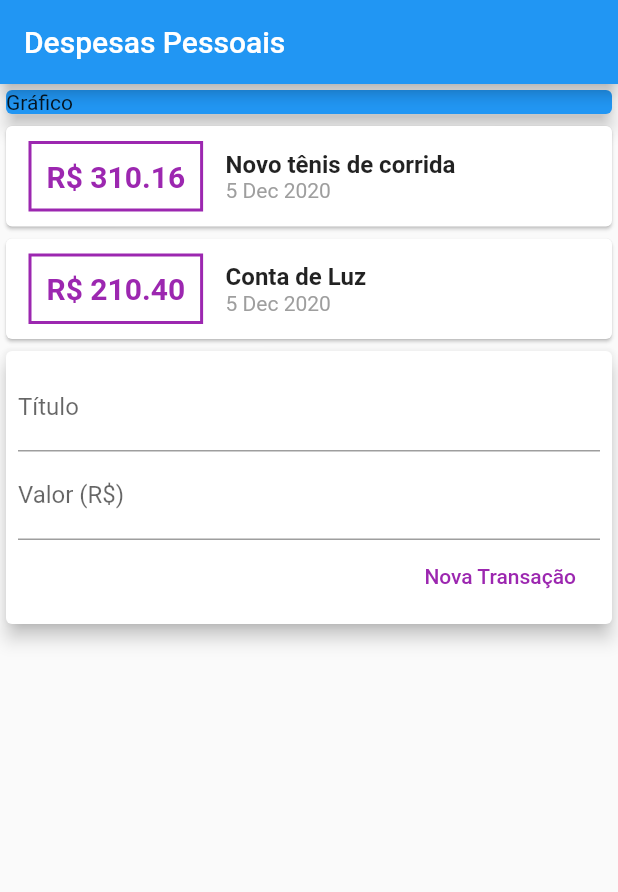
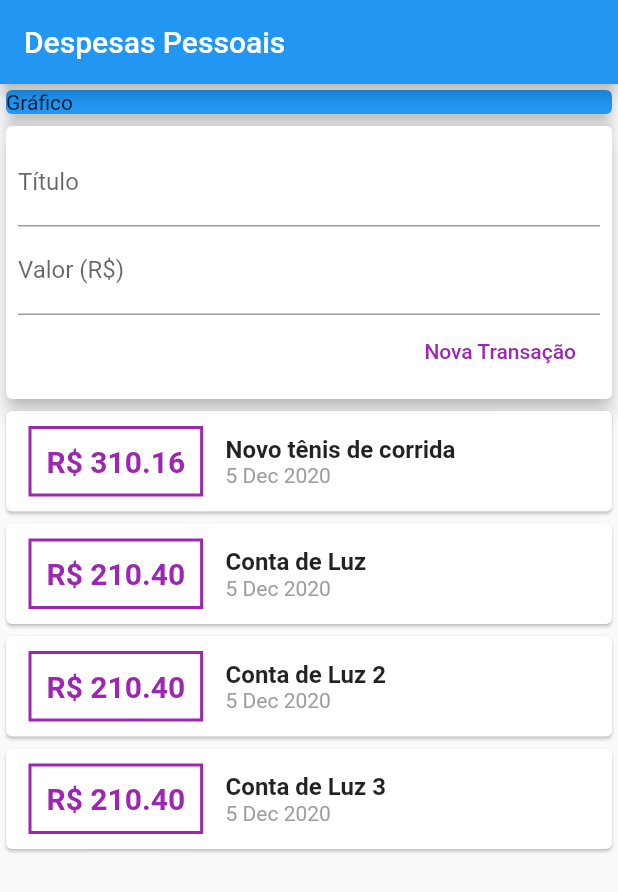
Before and after one commit to andrecostaa/expenses-flutter, a Flutter app: the screen it shows after launch, on a phone screen of 412 x 824 dp. Shown: the top 892 px of the screen. Run offline on Flutter 3.47's test engine with Material 2 defaults, Android fonts, the phone set to English and light mode, and no system bars.

Commit message:
- add o SingleChildScrollView para resolver o problema do overflow na tela. - inserindo o listView.builder para a construção da lista com melhor desempenho (consumindo menos memoria do device).

```diff
--- a/lib/components/transaction_list.dart
+++ b/lib/components/transaction_list.dart
@@ -10,8 +10,12 @@ class TransactionList extends StatelessWidget {
 
   @override
   Widget build(BuildContext context) {
-    return Column(
-      children: transactions.map((tr) {
+    return Container(
+      height: 300,
+      child: ListView.builder(
+        itemCount: transactions.length,
+        itemBuilder: (ctx, index) {
+          final tr = transactions[index];
           return Card(
             child: Row(
               children: [
@@ -57,7 +61,8 @@ class TransactionList extends StatelessWidget {
               ],
             ),
           );
-      }).toList(),
+        },
+      ),
     );
   }
 }
--- a/lib/components/transaction_user.dart
+++ b/lib/components/transaction_user.dart
@@ -25,6 +25,30 @@ class _TransactionUserState extends State<TransactionUser> {
       value: 210.40,
       date: DateTime.now(),
     ),
+    Transaction(
+      id: 't2',
+      title: 'Conta de Luz 2',
+      value: 210.40,
+      date: DateTime.now(),
+    ),
+    Transaction(
+      id: 't2',
+      title: 'Conta de Luz 3 ',
+      value: 210.40,
+      date: DateTime.now(),
+    ),
+    Transaction(
+      id: 't2',
+      title: 'Conta de Luz 4',
+      value: 210.40,
+      date: DateTime.now(),
+    ),
+    Transaction(
+      id: 't2',
+      title: 'Conta de Luz 5',
+      value: 210.40,
+      date: DateTime.now(),
+    ),
   ];
 
   _addTransaction(String title, double value) {
@@ -44,8 +68,8 @@ class _TransactionUserState extends State<TransactionUser> {
   Widget build(BuildContext context) {
     return Column(
       children: [
+        TransactionForm(_addTransaction),
         TransactionList(_transactions),
-        TransactionForm(_addTransaction),
       ],
     );
   }
--- a/lib/main.dart
+++ b/lib/main.dart
@@ -19,7 +19,8 @@ class MyHomePage extends StatelessWidget {
       appBar: AppBar(
         title: Text('Despesas Pessoais'),
       ),
-      body: Column(
+      body: SingleChildScrollView(
+        child: Column(
           crossAxisAlignment: CrossAxisAlignment.stretch,
           children: [
             Container(
@@ -33,6 +34,7 @@ class MyHomePage extends StatelessWidget {
             TransactionUser(),
           ],
         ),
+      ),
     );
   }
 }
```
Lines whose indentation alone changed are shown as unchanged.
